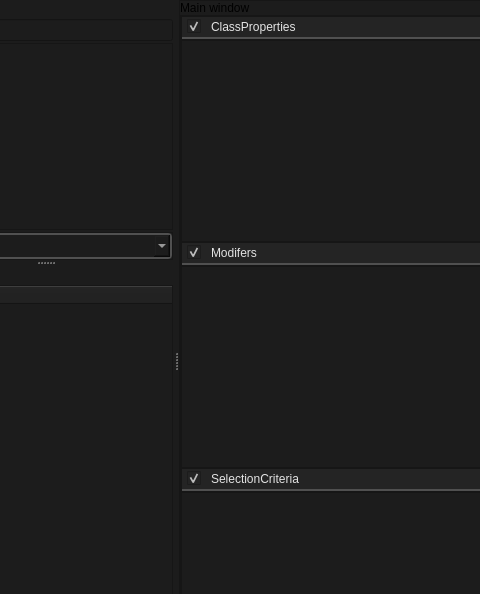
First picture: the form in smartprop_editor/main.ui, repository dertwist/Hammer5Tools, before the edit; both pictures show x 83 to 563 and y 0 to 594 of the 1280 by 720 pixel window.
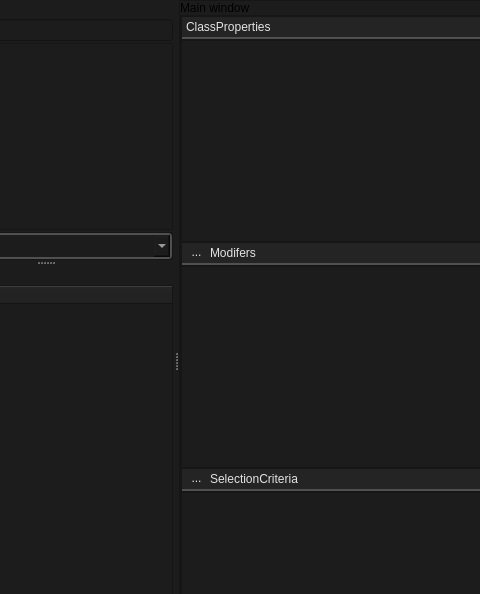
Second picture: the form after the edit. Icons and pictures are not drawn.

Commit message: Deleted groups

```diff
--- a/smartprop_editor/main.ui
+++ b/smartprop_editor/main.ui
@@ -135,58 +135,6 @@
               <property name="bottomMargin">
                <number>0</number>
               </property>
-              <item>
-               <widget class="QCheckBox" name="show_child_ClassProperties">
-                <property name="toolTip">
-                 <string>&lt;html&gt;&lt;head/&gt;&lt;body&gt;&lt;p&gt;&lt;span style=&quot; font-size:8pt; font-weight:400;&quot;&gt;Show child&lt;/span&gt;&lt;/p&gt;&lt;/body&gt;&lt;/html&gt;</string>
-                </property>
-                <property name="styleSheet">
-                 <string notr="true">QCheckBox::indicator:checked {
-    
-image: url(://icons/arrow_drop_down.png);
-	height:14px;
-	width:14px;
-}
-
-QCheckBox::indicator:unchecked {
-    image: url(://icons/arrow_drop_right.png);
-	height:14px;
-	width:14px;
-}
-QCheckBox {
-    font: 700 10pt &quot;Segoe UI&quot;;
-    border: 2px solid black;
-    border-radius: 0px;
-    border-color: rgba(80, 80, 80, 255);
-    height:14px;
-    padding-top: 2px;
-    padding-bottom:4px;
-    color: #E3E3E3;
-background-color: #242424;
-    padding-left: 4px;
-}
-QCheckBox:hover {
-    background-color: #414956;
-    color: white;
-}
-QCheckBox{
-	padding-left:5px;
-	border-left: 0px solid black;
-border-right: 0px solid black;
-border-top: 0px solid black;
-}</string>
-                </property>
-                <property name="text">
-                 <string/>
-                </property>
-                <property name="checked">
-                 <bool>true</bool>
-                </property>
-                <property name="tristate">
-                 <bool>false</bool>
-                </property>
-               </widget>
-              </item>
               <item>
                <widget class="QLineEdit" name="lineedit">
                 <property name="toolTip">
@@ -319,24 +267,9 @@
                <number>0</number>
               </property>
               <item>
-               <widget class="QCheckBox" name="show_child_Modifers">
-                <property name="toolTip">
-                 <string>&lt;html&gt;&lt;head/&gt;&lt;body&gt;&lt;p&gt;&lt;span style=&quot; font-size:8pt; font-weight:400;&quot;&gt;Show child&lt;/span&gt;&lt;/p&gt;&lt;/body&gt;&lt;/html&gt;</string>
-                </property>
+               <widget class="QToolButton" name="Modifer_add_button">
                 <property name="styleSheet">
-                 <string notr="true">QCheckBox::indicator:checked {
-    
-image: url(://icons/arrow_drop_down.png);
-	height:14px;
-	width:14px;
-}
-
-QCheckBox::indicator:unchecked {
-    image: url(://icons/arrow_drop_right.png);
-	height:14px;
-	width:14px;
-}
-QCheckBox {
+                 <string notr="true">QToolButton {
     font: 700 10pt &quot;Segoe UI&quot;;
     border: 2px solid black;
     border-radius: 0px;
@@ -352,7 +285,7 @@
     background-color: #414956;
     color: white;
 }
-QCheckBox{
+QToolButton{
 	padding-left:5px;
 	border-left: 0px solid black;
 border-right: 0px solid black;
@@ -360,13 +293,11 @@
 }</string>
                 </property>
                 <property name="text">
-                 <string/>
+                 <string>...</string>
                 </property>
-                <property name="checked">
-                 <bool>true</bool>
-                </property>
-                <property name="tristate">
-                 <bool>false</bool>
+                <property name="icon">
+                 <iconset resource="../resources.qrc">
+                  <normaloff>:/icons/add_24dp_9D9D9D_FILL0_wght400_GRAD0_opsz24.svg</normaloff>:/icons/add_24dp_9D9D9D_FILL0_wght400_GRAD0_opsz24.svg</iconset>
                 </property>
                </widget>
               </item>
@@ -508,24 +439,9 @@
                <number>0</number>
               </property>
               <item>
-               <widget class="QCheckBox" name="show_child_SelectionCriteria">
-                <property name="toolTip">
-                 <string>&lt;html&gt;&lt;head/&gt;&lt;body&gt;&lt;p&gt;&lt;span style=&quot; font-size:8pt; font-weight:400;&quot;&gt;Show child&lt;/span&gt;&lt;/p&gt;&lt;/body&gt;&lt;/html&gt;</string>
-                </property>
+               <widget class="QToolButton" name="SelectionCriteria_add_button">
                 <property name="styleSheet">
-                 <string notr="true">QCheckBox::indicator:checked {
-    
-image: url(://icons/arrow_drop_down.png);
-	height:14px;
-	width:14px;
-}
-
-QCheckBox::indicator:unchecked {
-    image: url(://icons/arrow_drop_right.png);
-	height:14px;
-	width:14px;
-}
-QCheckBox {
+                 <string notr="true">QToolButton {
     font: 700 10pt &quot;Segoe UI&quot;;
     border: 2px solid black;
     border-radius: 0px;
@@ -541,7 +457,7 @@
     background-color: #414956;
     color: white;
 }
-QCheckBox{
+QToolButton{
 	padding-left:5px;
 	border-left: 0px solid black;
 border-right: 0px solid black;
@@ -549,13 +465,11 @@
 }</string>
                 </property>
                 <property name="text">
-                 <string/>
+                 <string>...</string>
                 </property>
-                <property name="checked">
-                 <bool>true</bool>
-                </property>
-                <property name="tristate">
-                 <bool>false</bool>
+                <property name="icon">
+                 <iconset resource="../resources.qrc">
+                  <normaloff>:/icons/add_24dp_9D9D9D_FILL0_wght400_GRAD0_opsz24.svg</normaloff>:/icons/add_24dp_9D9D9D_FILL0_wght400_GRAD0_opsz24.svg</iconset>
                 </property>
                </widget>
               </item>
```
Left out of the diff: 8 changed lines with no effect on the pictures. The commit also changes 2 other files.
